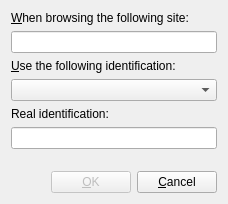
Above: konqueror/settings/kio/uagentproviderdlg.ui from KDE/konqueror before the change. Below: the same form after it.
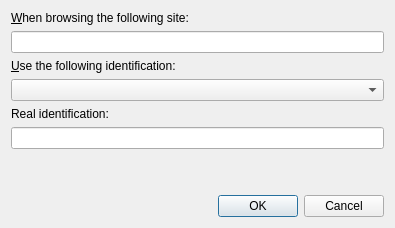
That is the form after the change. Custom widgets are drawn as their Qt base class.

Commit message: - Renamed fakeuasprovider.* to useragentinfo.* - Removed all dependency in Qt3Support module. - Reduced ui layout complexity. - Used Qt4's ui autoconnect facilities. - Cleaned up and simplified code as needed.

What changed in the file:
```diff
--- a/konqueror/settings/kio/uagentproviderdlg.ui
+++ b/konqueror/settings/kio/uagentproviderdlg.ui
@@ -1,6 +1,17 @@
 <ui version="4.0" >
- <class>UAProviderDlgUI</class>
- <widget class="QWidget" name="UAProviderDlgUI" >
+ <class>UserAgentConfigDlg</class>
+ <widget class="QDialog" name="UserAgentConfigDlg" >
+  <property name="geometry" >
+   <rect>
+    <x>0</x>
+    <y>0</y>
+    <width>395</width>
+    <height>228</height>
+   </rect>
+  </property>
+  <property name="windowTitle" >
+   <string>Dialog</string>
+  </property>
   <layout class="QVBoxLayout" >
    <item>
     <widget class="QLabel" name="lbSite" >
@@ -98,51 +109,24 @@
      </property>
      <property name="sizeHint" >
       <size>
-       <width>21</width>
-       <height>16</height>
+       <width>181</width>
+       <height>20</height>
       </size>
      </property>
     </spacer>
    </item>
    <item>
-    <layout class="QHBoxLayout" >
-     <item>
-      <spacer>
-       <property name="orientation" >
-        <enum>Qt::Horizontal</enum>
-       </property>
-       <property name="sizeHint" >
-        <size>
-         <width>40</width>
-         <height>20</height>
-        </size>
-       </property>
-      </spacer>
-     </item>
-     <item>
-      <widget class="QPushButton" name="pbOk" >
-       <property name="enabled" >
-        <bool>false</bool>
-       </property>
-       <property name="text" >
-        <string>&amp;OK</string>
-       </property>
-      </widget>
-     </item>
-     <item>
-      <widget class="QPushButton" name="pbCancel" >
-       <property name="text" >
-        <string>&amp;Cancel</string>
-       </property>
-      </widget>
-     </item>
-    </layout>
+    <widget class="QDialogButtonBox" name="buttonBox" >
+     <property name="orientation" >
+      <enum>Qt::Horizontal</enum>
+     </property>
+     <property name="standardButtons" >
+      <set>QDialogButtonBox::Cancel|QDialogButtonBox::NoButton|QDialogButtonBox::Ok</set>
+     </property>
+    </widget>
    </item>
   </layout>
  </widget>
- <layoutdefault spacing="6" margin="11" />
- <layoutfunction spacing="KDialog::spacingHint" margin="KDialog::marginHint" />
- <pixmapfunction>qPixmapFromMimeSource</pixmapfunction>
  <customwidgets>
   <customwidget>
    <class>KComboBox</class>
```
Left out of the diff: 58 changed lines with no effect on the pictures. The commit also changes 7 other files.
